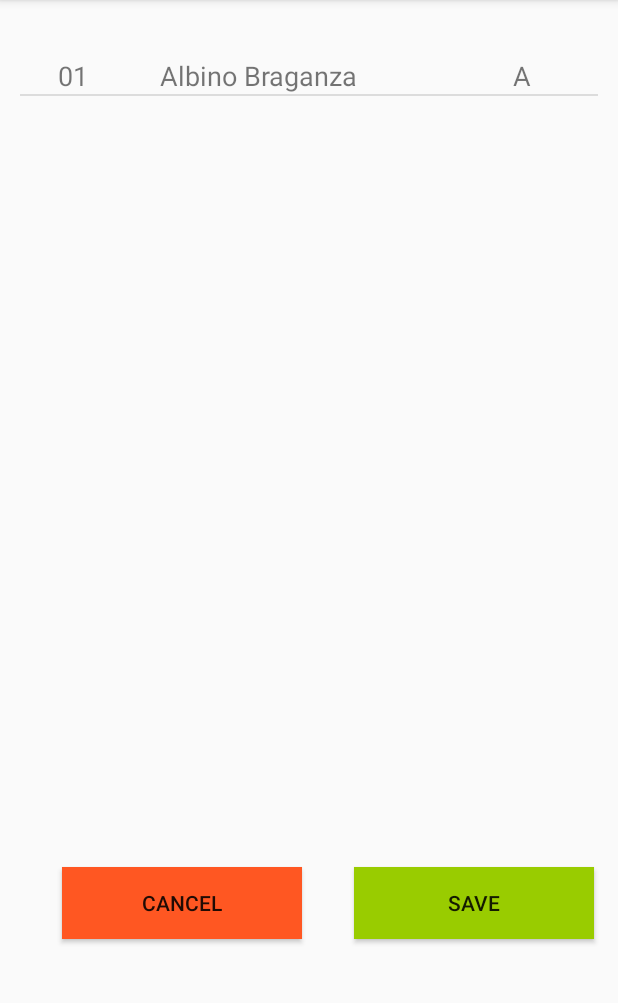
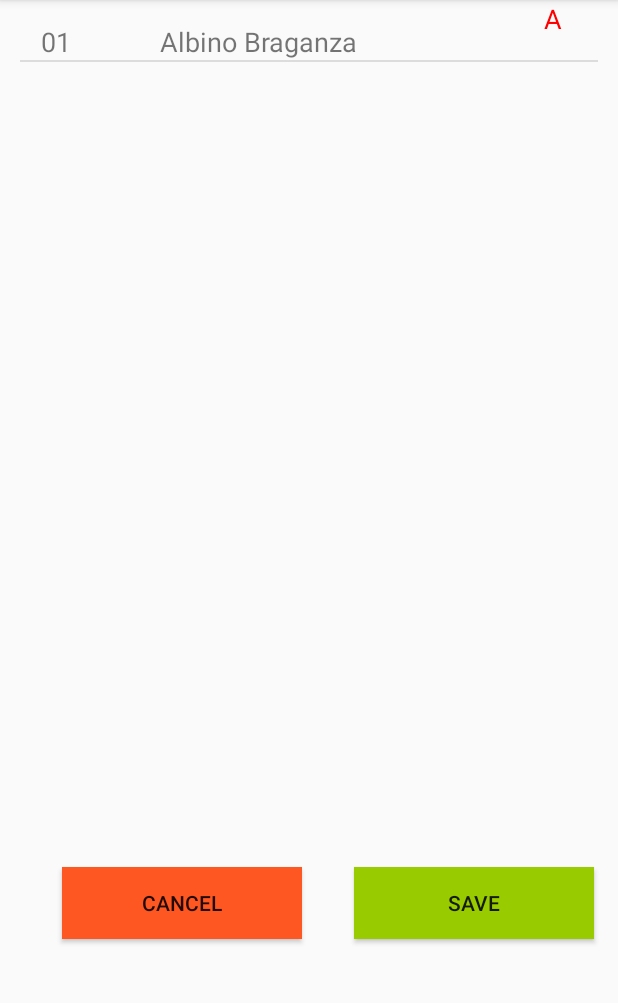
Before and after one commit to AlbinoB/Attendance, an Android app: the EditAttendanceActivity screen opened directly, with no data from a screen before it, on a phone screen of 412 x 824 dp, the part 84-1087 px from its top. Run offline under Robolectric (Android 15) with nearby library versions, the phone set to English and light mode, and no system bars; Roboto replaces fonts that are not available here; 4 statements that could not run were skipped.

Commit message:
edit teacher attendance layout fixed

```diff
--- a/app/src/main/java/com/example/bino/attendance/EditAttendanceActivity.java
+++ b/app/src/main/java/com/example/bino/attendance/EditAttendanceActivity.java
@@ -3,6 +3,7 @@ package com.example.bino.attendance;
 import android.content.DialogInterface;
 import android.content.Intent;
 import android.content.SharedPreferences;
+import android.graphics.Color;
 import android.support.v7.app.AlertDialog;
 import android.support.v7.app.AppCompatActivity;
 import android.os.Bundle;
@@ -44,7 +45,7 @@ public class EditAttendanceActivity extends AppCompatActivity {
         int noOfStudent = sharedPreferences.getInt("noOfStudent", 0);
         studentNameRollno=new String[noOfStudent][9];
 
-        studentNameRollno = to2dim(stringFullArray, ";", " ");
+        studentNameRollno = to2dim(stringFullArray, ";", ",");
 
 
             //markedAttendanceTable=(TableLayout)findViewById(R.id.markedAttendanceTableLayout);
@@ -59,7 +60,6 @@ public class EditAttendanceActivity extends AppCompatActivity {
             listView.setOnItemClickListener(new AdapterView.OnItemClickListener() {
                 @Override
                 public void onItemClick(AdapterView<?> adapterView, View view, int i, long l) {
-                    Toast.makeText(EditAttendanceActivity.this, ""+i, Toast.LENGTH_SHORT).show();
                     updateAttendance(i);
                 }
             });
@@ -140,16 +140,18 @@ public class EditAttendanceActivity extends AppCompatActivity {
              textViewAbsent=(TextView)view.findViewById(R.id.absent);
 
 
-            textViewRoll.setText(studentNameRollno[i][7]);
-            textViewName.setText(studentNameRollno[i][8]);
+            textViewRoll.setText(studentNameRollno[i][8]);
+            textViewName.setText(studentNameRollno[i][7]);
 
 
             if (studentNameRollno[i][6].equals("P")) {
                 textViewPresent.setText(studentNameRollno[i][6]);
+                textViewPresent.setTextColor(Color.GREEN);
                 textViewAbsent.setText("");
 
             } else {
                 textViewPresent.setText("");
+                textViewAbsent.setTextColor(Color.RED);
                 textViewAbsent.setText(studentNameRollno[i][6]);
 
             }
@@ -182,7 +184,7 @@ public class EditAttendanceActivity extends AppCompatActivity {
 
 
                             Log.i("details", " " + studentNameRollno[f][0] + " " + studentNameRollno[f][1] + " " + studentNameRollno[f][2] + " " + studentNameRollno[f][3] + " " + studentNameRollno[f][4] + " " + studentNameRollno[f][5] + " " + studentNameRollno[f][6] + " " + studentNameRollno[f][7] + " " + studentNameRollno[f][8]);
-                            stringFullArrayUpdated=stringFullArrayUpdated+studentNameRollno[f][0] + " " + studentNameRollno[f][1] + " " + studentNameRollno[f][2] + " " + studentNameRollno[f][3] + " " + studentNameRollno[f][4] + " " + studentNameRollno[f][5] + " " + studentNameRollno[f][6] + " " + studentNameRollno[f][7] + " " + studentNameRollno[f][8]+";";
+                            stringFullArrayUpdated=stringFullArrayUpdated+studentNameRollno[f][0] + "," + studentNameRollno[f][1] + "," + studentNameRollno[f][2] + "," + studentNameRollno[f][3] + "," + studentNameRollno[f][4] + "," + studentNameRollno[f][5] + "," + studentNameRollno[f][6] + "," + studentNameRollno[f][7] + "," + studentNameRollno[f][8]+";";
 
 
                         }
--- a/app/src/main/java/com/example/bino/attendance/TakeAttendanceActivity.java
+++ b/app/src/main/java/com/example/bino/attendance/TakeAttendanceActivity.java
@@ -175,6 +175,7 @@ public class TakeAttendanceActivity extends AppCompatActivity {
     }
 
     public void mark(View view) {
+
         Log.i("current attd", "" + countfornoofstudent);
         if (countfornoofstudent == lengthofstudentarray) {
             studentNameRollno[countfornoofstudent - 1][6] = view.getTag().toString();
@@ -185,7 +186,7 @@ public class TakeAttendanceActivity extends AppCompatActivity {
 
 
                 Log.i("details", " " + studentNameRollno[f][0] + " " + studentNameRollno[f][1] + " " + studentNameRollno[f][2] + " " + studentNameRollno[f][3] + " " + studentNameRollno[f][4] + " " + studentNameRollno[f][5] + " " + studentNameRollno[f][6] + " " + studentNameRollno[f][7] + " " + studentNameRollno[f][8]);
-                stringFullArray=stringFullArray+studentNameRollno[f][0] + " " + studentNameRollno[f][1] + " " + studentNameRollno[f][2] + " " + studentNameRollno[f][3] + " " + studentNameRollno[f][4] + " " + studentNameRollno[f][5] + " " + studentNameRollno[f][6] + " " + studentNameRollno[f][7] + " " + studentNameRollno[f][8]+";";
+                stringFullArray=stringFullArray+studentNameRollno[f][0] + "," + studentNameRollno[f][1] + "," + studentNameRollno[f][2] + "," + studentNameRollno[f][3] + "," + studentNameRollno[f][4] + "," + studentNameRollno[f][5] + "," + studentNameRollno[f][6] + "," + studentNameRollno[f][7] + "," + studentNameRollno[f][8]+";";
 
 
             }
--- a/app/src/main/res/layout/customlayoutdisplayeditstudentslist.xml
+++ b/app/src/main/res/layout/customlayoutdisplayeditstudentslist.xml
@@ -17,45 +17,45 @@
             android:id="@+id/rollno"
             android:layout_width="40dp"
             android:layout_height="wrap_content"
+            android:layout_alignParentBottom="true"
             android:layout_alignParentStart="true"
-            android:layout_alignParentTop="true"
-            android:layout_marginStart="15dp"
-            android:layout_marginTop="38dp"
             android:text="01"
             android:textAlignment="center"
+            android:layout_marginTop="12dp"
+            android:layout_marginLeft="4dp"
+            android:layout_marginBottom="3dp"
             android:textSize="18sp" />
 
         <TextView
             android:id="@+id/name"
-            android:layout_width="160dp"
+            android:layout_width="180dp"
             android:layout_height="wrap_content"
-            android:layout_alignBaseline="@+id/rollno"
-            android:layout_alignBottom="@+id/rollno"
-            android:layout_marginStart="23dp"
+            android:layout_alignParentBottom="true"
             android:layout_toEndOf="@+id/rollno"
+            android:layout_toStartOf="@+id/present"
             android:text="Albino Braganza"
             android:textAlignment="center"
             android:textSize="18sp" />
 
         <TextView
             android:id="@+id/present"
-            android:layout_width="70dp"
+            android:layout_width="60dp"
             android:layout_height="wrap_content"
             android:layout_alignBaseline="@+id/name"
             android:layout_alignBottom="@+id/name"
-            android:layout_toStartOf="@+id/absent"
+            android:layout_alignParentEnd="true"
+            android:layout_marginEnd="52dp"
             android:text="P"
             android:textAlignment="center"
             android:textSize="18sp" />
 
         <TextView
             android:id="@+id/absent"
-            android:layout_width="70dp"
+            android:layout_width="60dp"
             android:layout_height="wrap_content"
             android:layout_alignBaseline="@+id/present"
             android:layout_alignBottom="@+id/present"
             android:layout_alignParentEnd="true"
-            android:layout_marginEnd="15dp"
             android:text="A"
             android:textAlignment="center"
             android:textSize="18sp" />
```
Also changed, not shown: app/src/main/java/com/example/bino/attendance/ShowTakenAttendanceActivity.java (+4 -3 lines).
